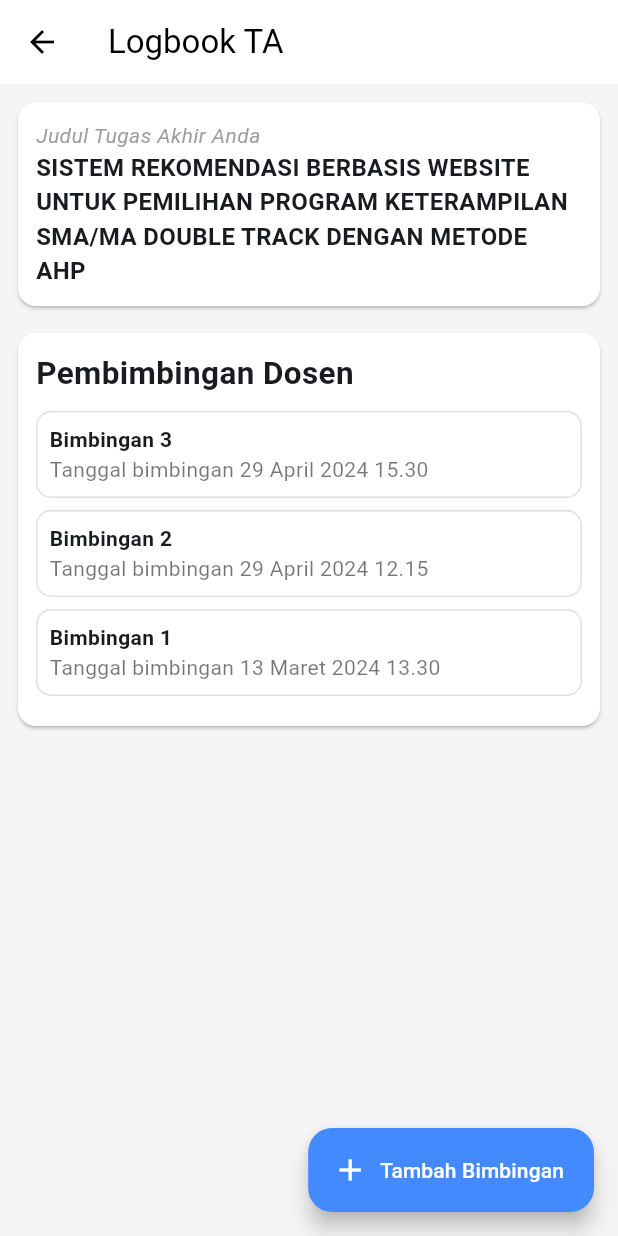
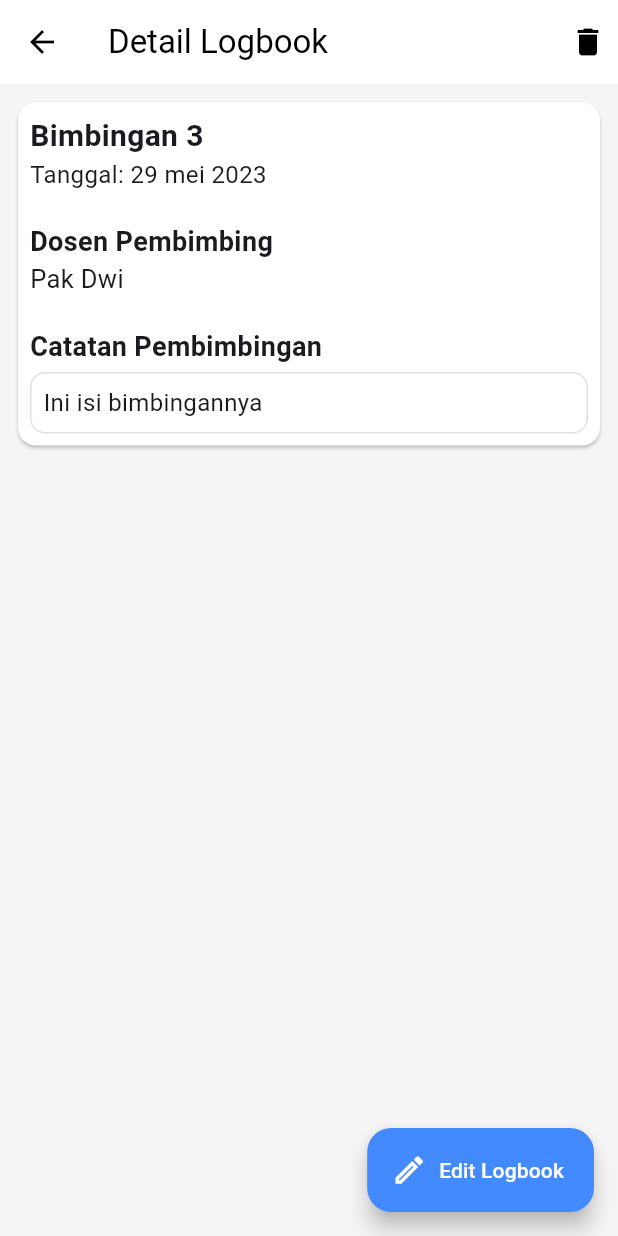
Before and after one commit to abhiramadamas/FP-PPB, a Flutter app: the LogbookPage screen opened directly, after a tap on an icon or button, on a phone screen of 412 x 824 dp. Run offline on Flutter 3.47's test engine with Material 3 defaults, Android fonts, the phone set to English and light mode, and no system bars; our stand-ins replace firebase_core; accounts and stored records are empty; generated files the repository leaves out were written again.

Commit message:
feat: logbook ui views

```diff
--- a/lib/ui/components/main_navigation.dart
+++ b/lib/ui/components/main_navigation.dart
@@ -1,5 +1,5 @@
 import 'package:flutter/material.dart';
-import 'package:logprota/ui/views/logbook_page.dart';
+import 'package:logprota/ui/views/logbook/logbook_page.dart';
 
 class MainNavigation extends StatefulWidget {
   const MainNavigation({super.key});
--- /dev/null
+++ b/lib/ui/views/logbook/logbook_detail_page.dart
@@ -0,0 +1,152 @@
+import 'package:flutter/material.dart';
+import 'package:logprota/ui/views/logbook/logbook_add_page.dart';
+
+class LogbookDetailPage extends StatelessWidget {
+  const LogbookDetailPage(
+      {super.key, required this.logbookId, required this.number});
+  final String logbookId;
+  final int number;
+
+  @override
+  Widget build(BuildContext context) {
+    String supervisor = "Pak Dwi";
+    String note = "Ini isi bimbingannya";
+    String createdAt = "29 mei 2023";
+    return Scaffold(
+      appBar: AppBar(
+        title: const Text("Detail Logbook"),
+        actions: [
+          Padding(
+            padding: const EdgeInsets.symmetric(horizontal: 8.0),
+            child: GestureDetector(
+              child: const Icon(Icons.delete),
+              onTap: () async {
+                return await showDialog(
+                  context: context,
+                  builder: (context) => AlertDialog(
+                    title: const Text(
+                      "Hapus Logbook",
+                      style: TextStyle(
+                        fontWeight: FontWeight.bold,
+                        color: Colors.red,
+                        fontSize: 20.0,
+                      ),
+                    ),
+                    content: const Text(
+                      "Kamu yakin ingin menghapus logbook inig?",
+                      style: TextStyle(
+                        fontSize: 17.0,
+                      ),
+                    ),
+                    actions: [
+                      TextButton(
+                        onPressed: () {
+                          // delete action
+                        },
+                        child: const Text(
+                          "Ya",
+                          style: TextStyle(
+                            fontSize: 16.0,
+                            color: Colors.red,
+                          ),
+                        ),
+                      ),
+                      TextButton(
+                        onPressed: () {
+                          Navigator.of(context).pop();
+                        },
+                        child: const Text(
+                          "Tidak",
+                          style: TextStyle(
+                            fontSize: 16.0,
+                          ),
+                        ),
+                      ),
+                    ],
+                  ),
+                );
+              },
+            ),
+          ),
+        ],
+      ),
+      body: Padding(
+        padding: const EdgeInsets.all(8.0),
+        child: Card(
+          child: Padding(
+            padding: const EdgeInsets.all(8.0),
+            child: Column(
+              mainAxisSize: MainAxisSize.min,
+              crossAxisAlignment: CrossAxisAlignment.stretch,
+              children: [
+                Text(
+                  "Bimbingan ${number.toString()}",
+                  style: const TextStyle(
+                    fontWeight: FontWeight.bold,
+                    fontSize: 20.0,
+                  ),
+                ),
+                Text(
+                  "Tanggal: $createdAt",
+                  style: const TextStyle(
+                    fontSize: 16.0,
+                  ),
+                ),
+                const SizedBox(height: 20.0),
+                const Text(
+                  "Dosen Pembimbing",
+                  style: TextStyle(
+                    fontSize: 18.0,
+                    fontWeight: FontWeight.w600,
+                  ),
+                ),
+                Text(
+                  supervisor,
+                  style: const TextStyle(
+                    fontSize: 17.0,
+                  ),
+                ),
+                const SizedBox(height: 20.0),
+                const Text(
+                  "Catatan Pembimbingan",
+                  style: TextStyle(
+                    fontSize: 18.0,
+                    fontWeight: FontWeight.w600,
+                  ),
+                ),
+                const SizedBox(height: 4.0),
+                Container(
+                  decoration: BoxDecoration(
+                    border: Border.all(
+                      color: Colors.black12,
+                      width: 1.0,
+                    ),
+                    borderRadius: BorderRadius.circular(10.0),
+                  ),
+                  child: Padding(
+                    padding: const EdgeInsets.all(8.0),
+                    child: Text(
+                      note,
+                      style: const TextStyle(
+                        fontSize: 16.0,
+                      ),
+                    ),
+                  ),
+                ),
+              ],
+            ),
+          ),
+        ),
+      ),
+      floatingActionButton: FloatingActionButton.extended(
+        label: const Text("Edit Logbook"),
+        icon: const Icon(Icons.edit_outlined),
+        onPressed: () async {
+          await Navigator.of(context).push(
+            MaterialPageRoute(builder: (context) => const LogbookAddPage()),
+          );
+        },
+      ),
+    );
+  }
+}
--- a/lib/ui/views/logbook_page.dart
+++ b/lib/ui/views/logbook/logbook_page.dart
@@ -1,4 +1,6 @@
 import 'package:flutter/material.dart';
+import 'package:logprota/ui/views/logbook/logbook_add_page.dart';
+import 'package:logprota/ui/views/logbook/logbook_detail_page.dart';
 
 class LogbookPage extends StatelessWidget {
   const LogbookPage({super.key});
@@ -65,13 +67,22 @@ class LogbookPage extends StatelessWidget {
                       ),
                       SizedBox(height: 10.0),
                       LogbookItemCard(
-                          createdAt: "29 April 2024 15.30", number: 3),
+                        id: "first id",
+                        createdAt: "29 April 2024 15.30",
+                        number: 3,
+                      ),
                       SizedBox(height: 8.0),
                       LogbookItemCard(
-                          createdAt: "29 April 2024 12.15", number: 2),
+                        id: "second id",
+                        createdAt: "29 April 2024 12.15",
+                        number: 2,
+                      ),
                       SizedBox(height: 8.0),
                       LogbookItemCard(
-                          createdAt: "13 Maret 2024 13.30", number: 1),
+                        id: "third id",
+                        createdAt: "13 Maret 2024 13.30",
+                        number: 1,
+                      ),
                       SizedBox(height: 8.0),
                     ],
                   ),
@@ -84,7 +95,11 @@ class LogbookPage extends StatelessWidget {
       floatingActionButton: FloatingActionButton.extended(
         label: const Text("Tambah Bimbingan"),
         icon: const Icon(Icons.add),
-        onPressed: () {},
+        onPressed: () async {
+          await Navigator.of(context).push(
+            MaterialPageRoute(builder: (context) => const LogbookAddPage()),
+          );
+        },
       ),
     );
   }
@@ -93,14 +108,24 @@ class LogbookPage extends StatelessWidget {
 class LogbookItemCard extends StatelessWidget {
   final String createdAt;
   final int number;
+  final String id;
   const LogbookItemCard(
-      {super.key, required this.createdAt, required this.number});
+      {super.key,
+      required this.createdAt,
+      required this.number,
+      required this.id});
 
   @override
   Widget build(BuildContext context) {
     return GestureDetector(
-      onTap: () {
-        print("hello tanpped");
+      onTap: () async {
+        await Navigator.of(context).push(
+          MaterialPageRoute(
+              builder: (context) => LogbookDetailPage(
+                    logbookId: id,
+                    number: number,
+                  )),
+        );
       },
       child: Container(
         decoration: BoxDecoration(
--- a/pubspec.yaml
+++ b/pubspec.yaml
@@ -36,6 +36,7 @@ dependencies:
   # Use with the CupertinoIcons class for iOS style icons.
   cupertino_icons: ^1.0.6
   shimmer_animation: ^2.1.0+1
+  firebase_core: ^2.32.0
 
 dev_dependencies:
   flutter_test:
```
Also changed, not shown: lib/main.dart (+7 -1 lines), lib/ui/views/logbook/logbook_add_page.dart (added, +105 -0 lines), lib/ui/views/logbook/logbook_edit_page.dart (added), pubspec.lock.
